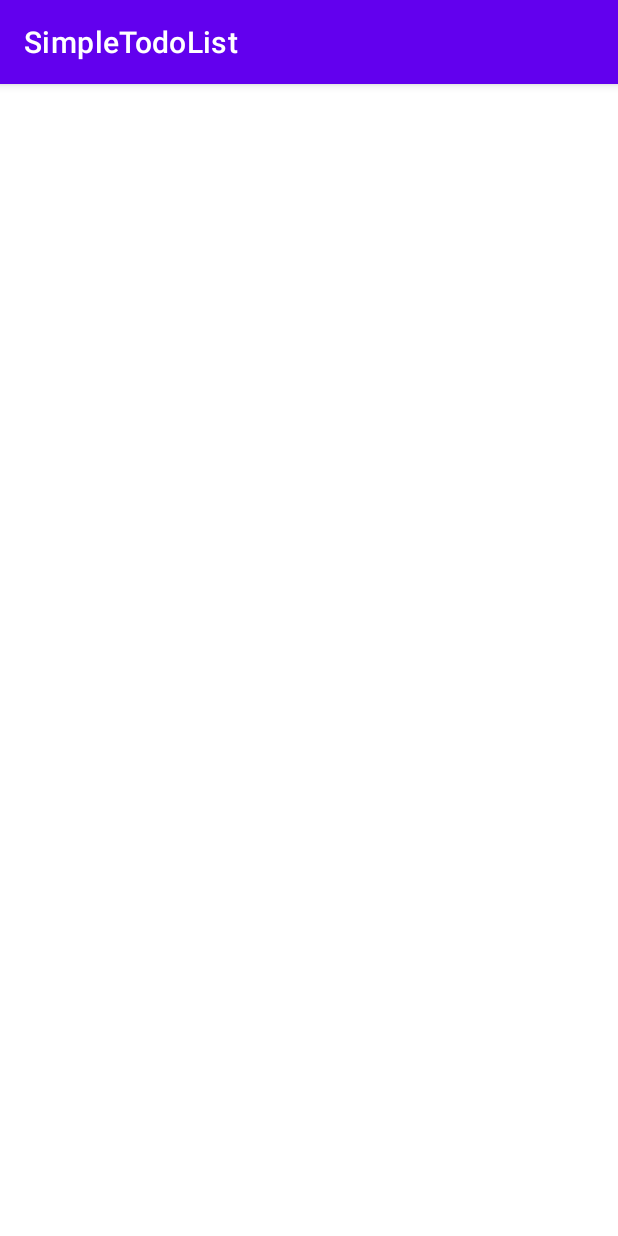
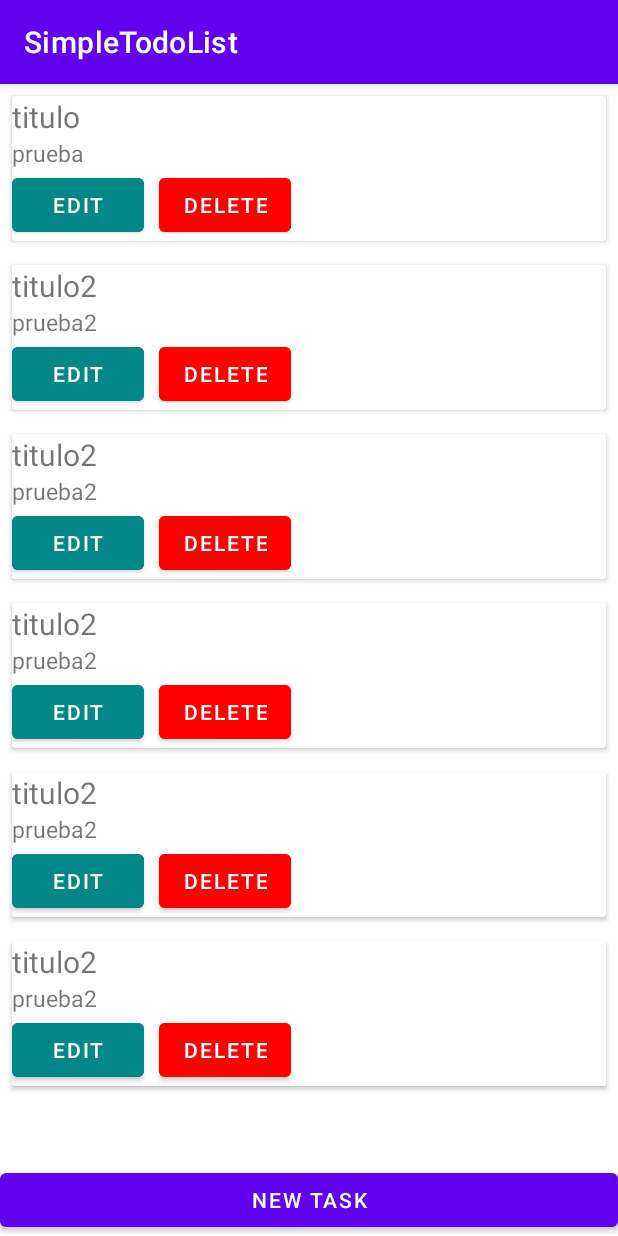
Before and after one commit to daniex13/SimpleTodoList, an Android app: the screen it shows after launch (MainActivity), on a phone screen of 412 x 824 dp. Run offline under Robolectric (Android 15) with nearby library versions, the phone set to English and light mode, and no system bars.

Commit message:
add delete button and edit button

```diff
--- a/app/src/main/java/com/example/simpletodolist/ui/MainActivity.kt
+++ b/app/src/main/java/com/example/simpletodolist/ui/MainActivity.kt
@@ -1,30 +1,36 @@
 package com.example.simpletodolist.ui
 
+import android.os.Bundle
 import androidx.appcompat.app.AppCompatActivity
-import android.os.Bundle
 import androidx.recyclerview.widget.LinearLayoutManager
-import com.example.simpletodolist.R
 import com.example.simpletodolist.databinding.ActivityMainBinding
 import com.example.simpletodolist.repository.propertiesTask
 
 class MainActivity : AppCompatActivity() {
     private lateinit var binding: ActivityMainBinding
-
+    private lateinit var adapter: TaskRecyclerAdapter
 
     override fun onCreate(savedInstanceState: Bundle?) {
         super.onCreate(savedInstanceState)
         binding =  ActivityMainBinding.inflate(layoutInflater)
-        setContentView(R.layout.activity_main)
+        binding.btNewTask.setOnClickListener { createNewTask() }
+        setContentView(binding.root)
         setUpRecyclerView()
     }
 
-    private fun setUpRecyclerView(){
-        binding.rvTodoList.layoutManager = LinearLayoutManager(this)
-        binding.rvTodoList.adapter =  TaskRecyclerAdapter(getTask())
+    private fun createNewTask() {
+        TODO("Not yet implemented")
     }
 
-    private fun getTask(): List<propertiesTask>{
-        var tasks: MutableList<propertiesTask> = ArrayList()
+
+    private fun setUpRecyclerView(){
+        adapter = TaskRecyclerAdapter(getTask(), onClickDelete = {onDeleteItem(it)})
+        binding.rvTodoList.layoutManager = LinearLayoutManager(this)
+        binding.rvTodoList.adapter =  adapter
+    }
+
+    private fun getTask(): MutableList<propertiesTask>{
+        val tasks: MutableList<propertiesTask> = ArrayList()
         tasks.add(propertiesTask("titulo", "prueba"))
         tasks.add(propertiesTask("titulo2", "prueba2"))
         tasks.add(propertiesTask("titulo2", "prueba2"))
@@ -33,4 +39,9 @@ class MainActivity : AppCompatActivity() {
         tasks.add(propertiesTask("titulo2", "prueba2"))
         return tasks
     }
+
+    private fun onDeleteItem(position:Int){
+        getTask().removeAt(position)
+        adapter.notifyItemRemoved(position)
+    }
 }
--- a/app/src/main/java/com/example/simpletodolist/ui/TaskRecyclerAdapter.kt
+++ b/app/src/main/java/com/example/simpletodolist/ui/TaskRecyclerAdapter.kt
@@ -6,7 +6,7 @@ import androidx.recyclerview.widget.RecyclerView
 import com.example.simpletodolist.R
 import com.example.simpletodolist.repository.propertiesTask
 
-class TaskRecyclerAdapter(private val taskList: List<propertiesTask>) : RecyclerView.Adapter<TaskViewHolder>() {
+class TaskRecyclerAdapter(private val taskList: List<propertiesTask>,private val onClickDelete:(Int) -> Unit) : RecyclerView.Adapter<TaskViewHolder>() {
 
     override fun onCreateViewHolder(parent: ViewGroup, viewType: Int): TaskViewHolder {
         val layoutInflater = LayoutInflater.from(parent.context)
@@ -15,7 +15,7 @@ class TaskRecyclerAdapter(private val taskList: List<propertiesTask>) : Recycler
 
     override fun onBindViewHolder(holder: TaskViewHolder, position: Int) {
         val item = taskList[position]
-        holder.pain(item)
+        holder.render(item, onClickDelete)
     }
 
     override fun getItemCount(): Int {
--- a/app/src/main/java/com/example/simpletodolist/ui/TaskViewHolder.kt
+++ b/app/src/main/java/com/example/simpletodolist/ui/TaskViewHolder.kt
@@ -1,16 +1,15 @@
 package com.example.simpletodolist.ui
 
 import android.view.View
-import android.widget.TextView
 import androidx.recyclerview.widget.RecyclerView
-import com.example.simpletodolist.R
 import com.example.simpletodolist.databinding.TaskItemBinding
 import com.example.simpletodolist.repository.propertiesTask
 
 class TaskViewHolder(view:View): RecyclerView.ViewHolder(view) {
     private val binding = TaskItemBinding.bind(view)
-    fun pain(taskItemModel: propertiesTask){
+    fun render(taskItemModel: propertiesTask, onClickDelete: (Int) -> Unit){
         binding.tvTitle.text =  taskItemModel.title
         binding.tvDescription.text = taskItemModel.description
+        binding.btDelete.setOnClickListener { onClickDelete(bindingAdapterPosition) }
     }
 }
--- a/app/src/main/res/layout/activity_main.xml
+++ b/app/src/main/res/layout/activity_main.xml
@@ -1,6 +1,5 @@
 <?xml version="1.0" encoding="utf-8"?>
 <FrameLayout xmlns:android="http://schemas.android.com/apk/res/android"
-    xmlns:app="http://schemas.android.com/apk/res-auto"
     xmlns:tools="http://schemas.android.com/tools"
     android:layout_width="match_parent"
     android:layout_height="match_parent"
@@ -18,4 +17,11 @@
         android:layout_height="wrap_content"
         android:id="@+id/rv_todoList" />
 
+    <Button
+        android:layout_width="match_parent"
+        android:layout_height="wrap_content"
+        android:layout_gravity="bottom"
+        android:id="@+id/bt_newTask"
+        android:text="new task"/>
+
 </FrameLayout>
--- a/app/src/main/res/layout/task_item.xml
+++ b/app/src/main/res/layout/task_item.xml
@@ -11,13 +11,40 @@
         <TextView
             android:layout_width="match_parent"
             android:layout_height="wrap_content"
+            android:textSize="20sp"
             android:id="@+id/tv_title"
             tools:text="Title" />
         <TextView
             android:layout_width="match_parent"
             android:layout_height="wrap_content"
+            android:textSize="15sp"
             tools:text="Description"
             android:id="@+id/tv_description" />
+
+        <LinearLayout
+            android:layout_width="match_parent"
+            android:layout_height="wrap_content"
+            android:orientation="horizontal">
+            <Button
+                android:id="@+id/bt_edit"
+                android:layout_width="wrap_content"
+                android:layout_height="wrap_content"
+                android:backgroundTint="@color/teal_700"
+                android:text="Edit"/>
+
+            <Button
+                android:id="@+id/bt_delete"
+                android:layout_marginStart="10dp"
+                android:layout_width="wrap_content"
+                android:layout_height="wrap_content"
+                android:backgroundTint="@color/red"
+                android:text="Delete"/>
+        </LinearLayout>
+
+
+
+
+
     </LinearLayout>
 
 
--- a/app/src/main/res/values/colors.xml
+++ b/app/src/main/res/values/colors.xml
@@ -7,4 +7,5 @@
     <color name="teal_700">#FF018786</color>
     <color name="black">#FF000000</color>
     <color name="white">#FFFFFFFF</color>
+    <color name="red">#FF0000</color>
 </resources>
```
